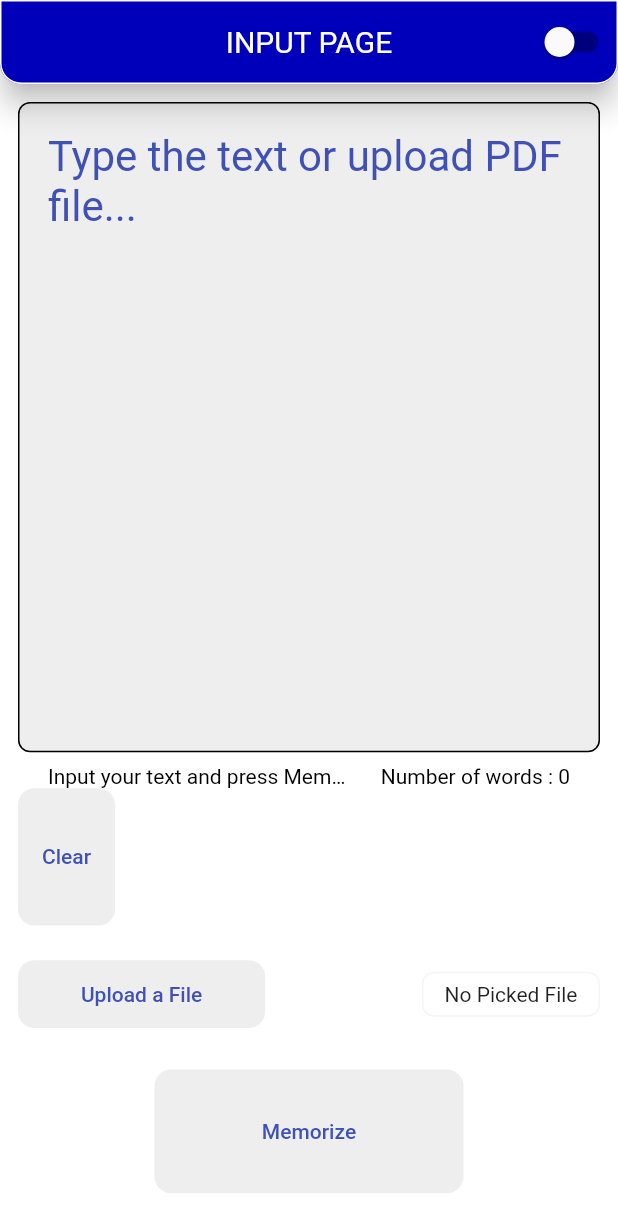
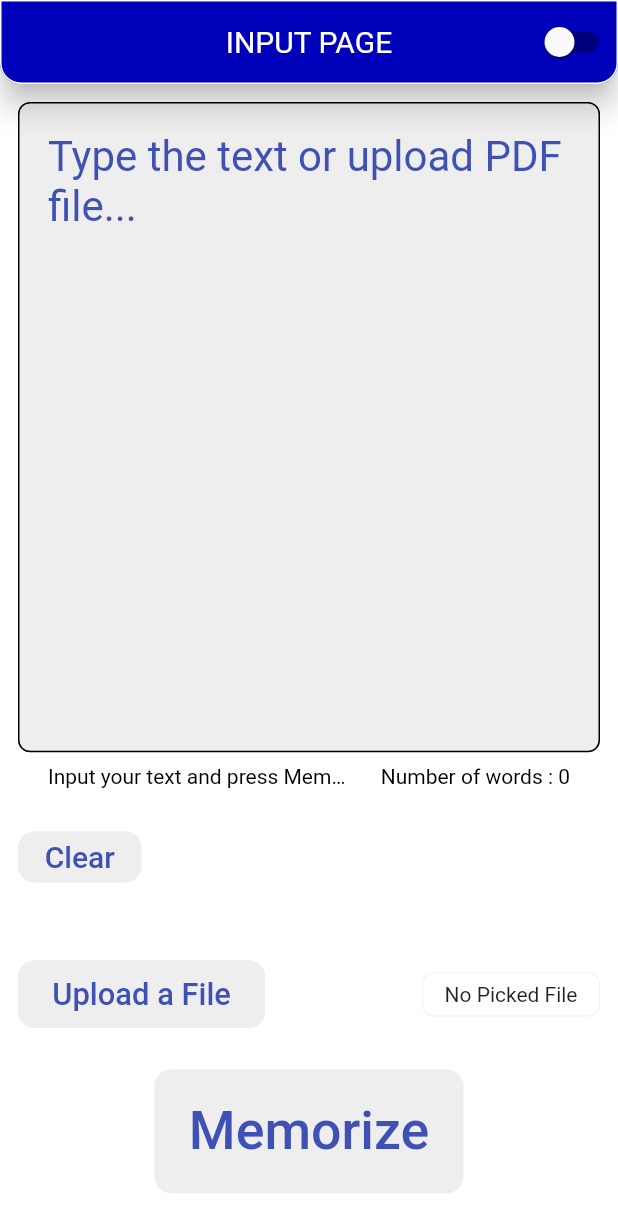
Before and after one commit to InnoSWP/memorizer, a Flutter app: the screen it shows after launch, on a phone screen of 412 x 824 dp. Shown: the top 1232 px of the screen. Run offline on Flutter 3.47's test engine with Material 2 defaults, Android fonts, the phone set to English and light mode, and no system bars; our stand-ins replace file_picker, flutter_tts, scrollable_positioned_list, sizer, speech_to_text; missing offline and left inert: pdf_text.

Commit message:
Merged After incoming changes 2

```diff
--- a/lib/pages/info_page.dart
+++ b/lib/pages/info_page.dart
@@ -30,7 +30,7 @@ class InfoPage extends StatelessWidget {
                     child: const Icon(Icons.mic),
                   ),
                 ),
-                const Expanded(
+                Expanded(
                   child: Text(
                     'Tap microphone to start a voice command',
                   ),
@@ -39,7 +39,7 @@ class InfoPage extends StatelessWidget {
             ),
             Container(
               margin: horizontalMargin,
-              child: const Align(
+              child: Align(
                 alignment: Alignment.topLeft,
                 child: Text(
                   'Current voice commands:\n\u2022 Play!\n\u2022 Stop!\n\u2022 Repeat n times!\n\u2022 Next!\n\u2022 Previous!',
--- a/lib/pages/input_page.dart
+++ b/lib/pages/input_page.dart
@@ -95,8 +95,8 @@ class _InputPageState extends State<InputPage> {
 
   @override
   Widget build(BuildContext context) {
-    // double kScreenHeight = MediaQuery.of(context).size.height;
-    // double kScreenWidth = MediaQuery.of(context).size.width;
+    double kScreenHeight = MediaQuery.of(context).size.height;
+    double kScreenWidth = MediaQuery.of(context).size.width;
     return GestureDetector(
       onTap: () => FocusManager.instance.primaryFocus?.unfocus(),
       onVerticalDragEnd: (DragEndDetails details) =>
@@ -149,8 +149,8 @@ class _InputPageState extends State<InputPage> {
                       mainAxisAlignment: MainAxisAlignment.spaceBetween,
                       children: [
                         MyButton(
-                          // width: kScreenWidth / 5,
-                          // height: kScreenHeight / 24,
+                          width: kScreenWidth / 5,
+                          height: kScreenHeight / 24,
                           text: "Clear",
                           iconData: null,
                           onPressed: _clearOnPressed,
--- a/lib/settings/Themes.dart
+++ b/lib/settings/Themes.dart
@@ -15,10 +15,11 @@ class ThemeProvider extends ChangeNotifier {
 
 class MyTheme {
   static final light = ThemeData(
-    // switchTheme: SwitchThemeData(
-    //   thumbColor: MaterialStateProperty.all(mainColor_dark),
-    //   trackColor: MaterialStateProperty.all(backWidColor_dark),
-    // ),
+    checkboxTheme: CheckboxThemeData(
+      fillColor: MaterialStateProperty.all(scaffoldBack_light),
+      checkColor: MaterialStateProperty.all(mainColor_light),
+    ),
+    primaryColor: mainColor_light,
 
     selectedRowColor: textContainerBorder_light,
 
@@ -127,6 +128,11 @@ class MyTheme {
         cursorColor: mainColor_light),
   );
   static final dark = ThemeData(
+    checkboxTheme: CheckboxThemeData(
+      fillColor: MaterialStateProperty.all(scaffoldBack_dark),
+      checkColor: MaterialStateProperty.all(mainColor_dark),
+    ),
+
     switchTheme: SwitchThemeData(
       thumbColor: MaterialStateProperty.all(mainColor_dark),
       trackColor: MaterialStateProperty.all(backWidColor_dark),
@@ -136,7 +142,7 @@ class MyTheme {
         fontSize: 14,
       ),
       contentPadding:
-          const EdgeInsets.only(top: 20, bottom: 20, left: 20, right: 20),
+      const EdgeInsets.only(top: 20, bottom: 20, left: 20, right: 20),
       helperStyle: const TextStyle(fontSize: 14),
       hintStyle: const TextStyle(
         color: mainColor_dark,
@@ -208,7 +214,7 @@ class MyTheme {
             letterSpacing: 2)),
 
     hintColor: appBarHintBorder_dark,
-
+    primaryColor: mainColor_dark,
     colorScheme: const ColorScheme.highContrastDark(
       secondary: backWidColor_dark, //back container color
     ),
--- a/lib/widgets/buttons.dart
+++ b/lib/widgets/buttons.dart
@@ -42,12 +42,23 @@ class MyButton extends StatelessWidget {
                   iconData,
                   size: 26.sp,
                 )
-              : Text(text!),
+              : Text(text!, style: TextStyle(fontSize: fontSize),),
         ),
       ),
     );
   }
 }
+
+
+
+
+
+
+
+
+
+
+
 
 class RepeatButton extends StatelessWidget {
   RepeatButton({
@@ -82,7 +93,7 @@ class RepeatButton extends StatelessWidget {
             ? Icon(
                 Icons.repeat,
                 // if the number of repetitiosn is negative, thne loop mode is infinite
-                color: repeatNumber < 0 ? Colors.white : Colors.grey,
+                color: repeatNumber < 0 ? Theme.of(context).primaryColor : Colors.grey,
                 size: 32.sp,
               )
             : Row(
@@ -90,7 +101,7 @@ class RepeatButton extends StatelessWidget {
                   Icon(
                     Icons.repeat,
                     size: 25.sp,
-                    color: Colors.white,
+                    color:Theme.of(context).primaryColor,
                   ),
                   Text(
                     repeatNumber.toString(),
```
Also changed, not shown: lib/pages/audio_page.dart (+14 -99 lines).
